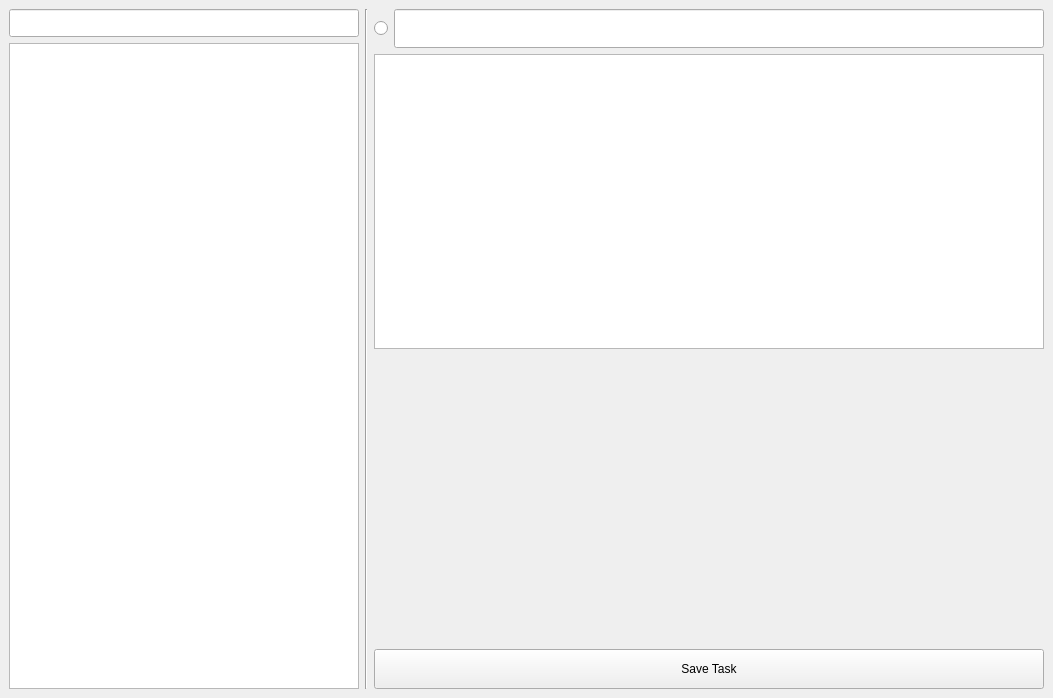
Old version of the form main.ui in the repository joseadt/task-time-tracker.
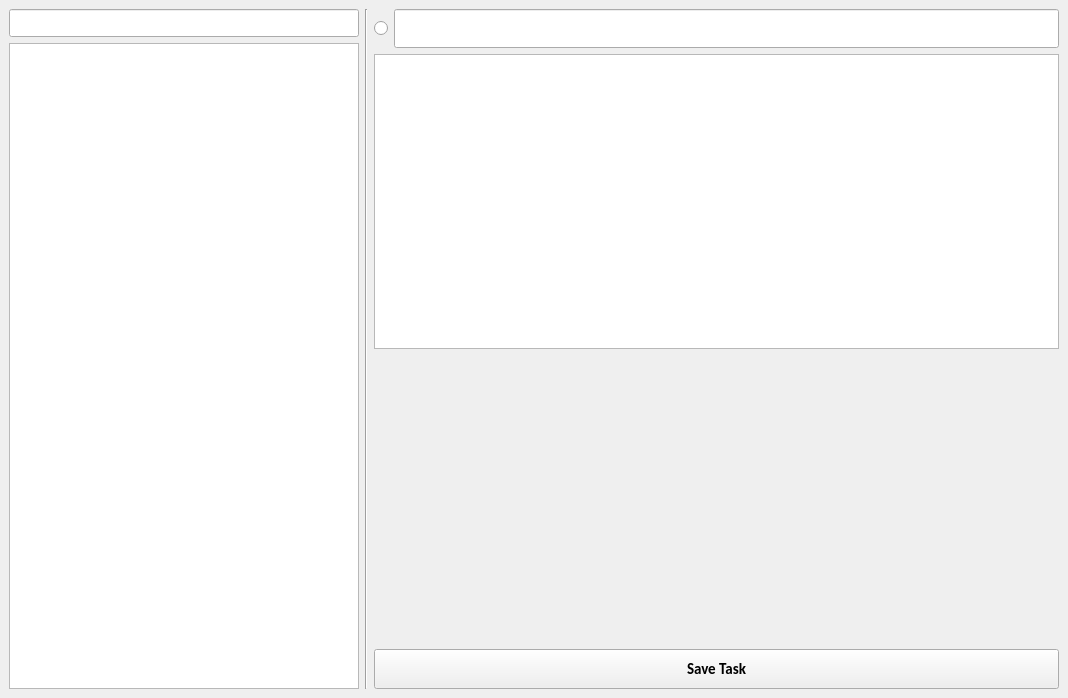
New version of the form.

```diff
--- a/main.ui
+++ b/main.ui
@@ -6,7 +6,7 @@
    <rect>
     <x>0</x>
     <y>0</y>
-    <width>1040</width>
+    <width>1068</width>
     <height>698</height>
    </rect>
   </property>
@@ -82,6 +82,15 @@
           <height>40</height>
          </size>
         </property>
+        <property name="font">
+         <font>
+          <family>Calibri</family>
+          <pointsize>11</pointsize>
+          <weight>75</weight>
+          <bold>true</bold>
+          <kerning>true</kerning>
+         </font>
+        </property>
         <property name="styleSheet">
          <string notr="true"/>
         </property>
```
